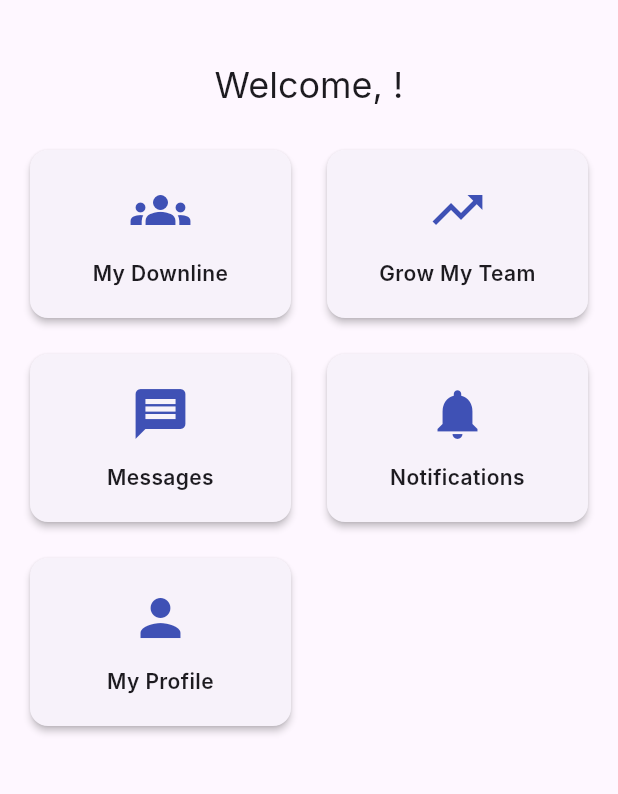
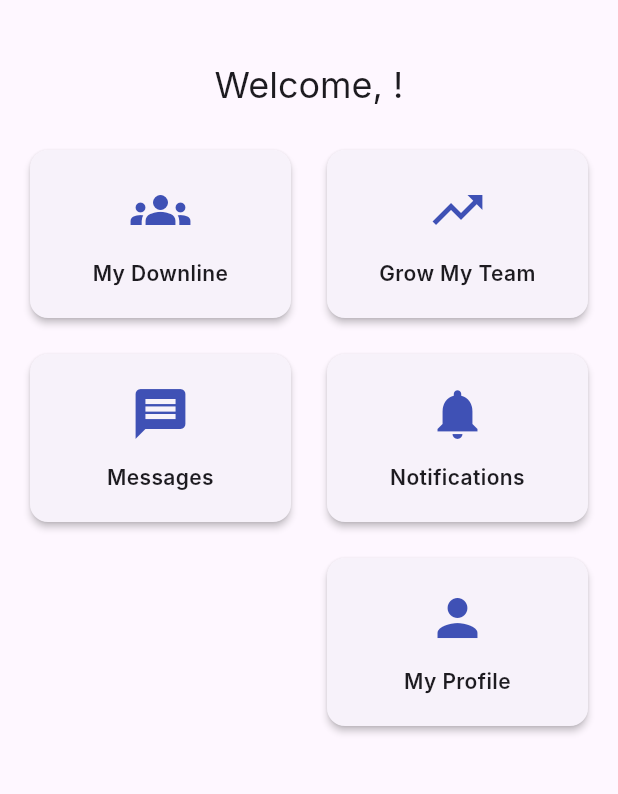
Before and after one commit to scscot/tbp, a Flutter app: the DashboardScreen screen opened directly, on a phone screen of 412 x 824 dp, the part 84-878 px from its top. Run offline on Flutter 3.47's test engine with Material 3 defaults, Android fonts, the phone set to English and light mode, and no system bars; our stand-ins replace app_links, cloud_firestore, cloud_functions, country_picker, firebase_auth, firebase_core and 13 more; accounts and stored records are empty; Roboto replaces fonts that are missing (Inter).

Commit message:
`Refactor dashboard screen layout: reorder and add spacing between cards`

```diff
--- a/lib/screens/dashboard_screen.dart
+++ b/lib/screens/dashboard_screen.dart
@@ -245,8 +245,9 @@ class _DashboardScreenState extends State<DashboardScreen> {
               const SizedBox(height: 16),
               Row(
                 children: [
-                  if (user.role == 'user')
-                    (user.directSponsorCount >=
+                  // First card slot - Opportunity card (conditional)
+                  (user.role == 'user' &&
+                          user.directSponsorCount >=
                               AppConstants.projectWideDirectSponsorMin &&
                           user.totalTeamCount >=
                               AppConstants.projectWideTotalTeamMin)
@@ -271,7 +272,9 @@ class _DashboardScreenState extends State<DashboardScreen> {
                             }
                           },
                         )
-                        : Expanded(child: Container()),
+                      : Expanded(child: Container()), // Empty space when not shown
+                  const SizedBox(width: 16),
+                  // Second card slot - Profile card (always shown)
                   buildButton(
                     icon: Icons.person,
                     label: 'My Profile',
@@ -282,8 +285,6 @@ class _DashboardScreenState extends State<DashboardScreen> {
                       ),
                     ),
                   ),
-                  const SizedBox(width: 16),
-                  Expanded(child: Container()),
                 ],
               ),
             ],
```
Lines whose indentation alone changed are shown as unchanged.
